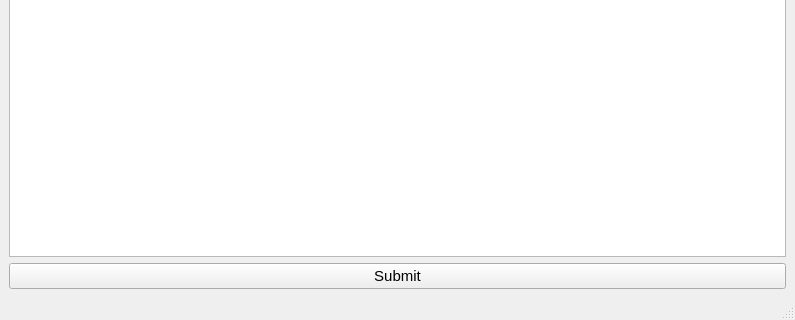
Before: the Qt Designer form mainwindow.ui in sakusi4/MDWriter, drawn with Qt 5; both pictures show x 0 to 795 and y 570 to 890 of the 795 by 890 pixel window.
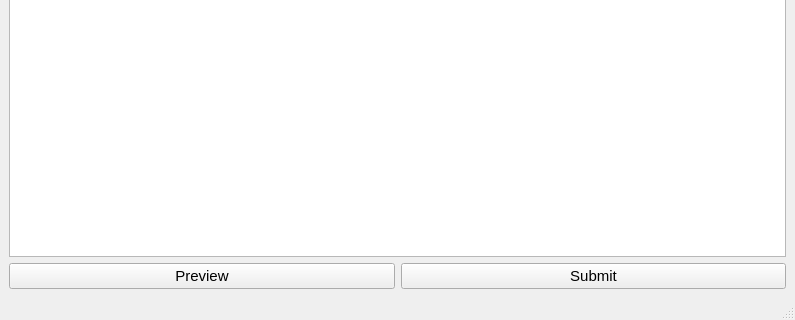
After: the same form once the commit is applied. Icons and pictures are not drawn.

```diff
--- a/mainwindow.ui
+++ b/mainwindow.ui
@@ -108,6 +108,19 @@
         </item>
         <item>
          <layout class="QHBoxLayout" name="horizontalLayout_3">
+          <item>
+           <widget class="QPushButton" name="pushBtn_preview">
+            <property name="font">
+             <font>
+              <family>Arial</family>
+              <pointsize>11</pointsize>
+             </font>
+            </property>
+            <property name="text">
+             <string>Preview</string>
+            </property>
+           </widget>
+          </item>
           <item>
            <widget class="QPushButton" name="pushBtn_submit">
             <property name="font">
```
